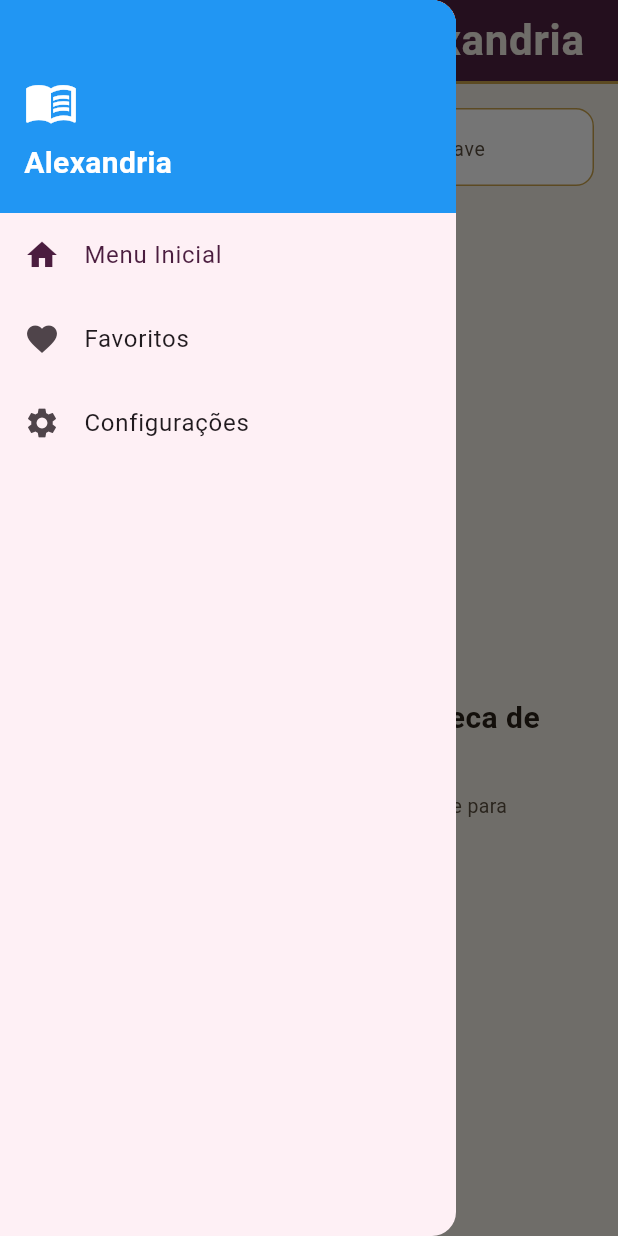
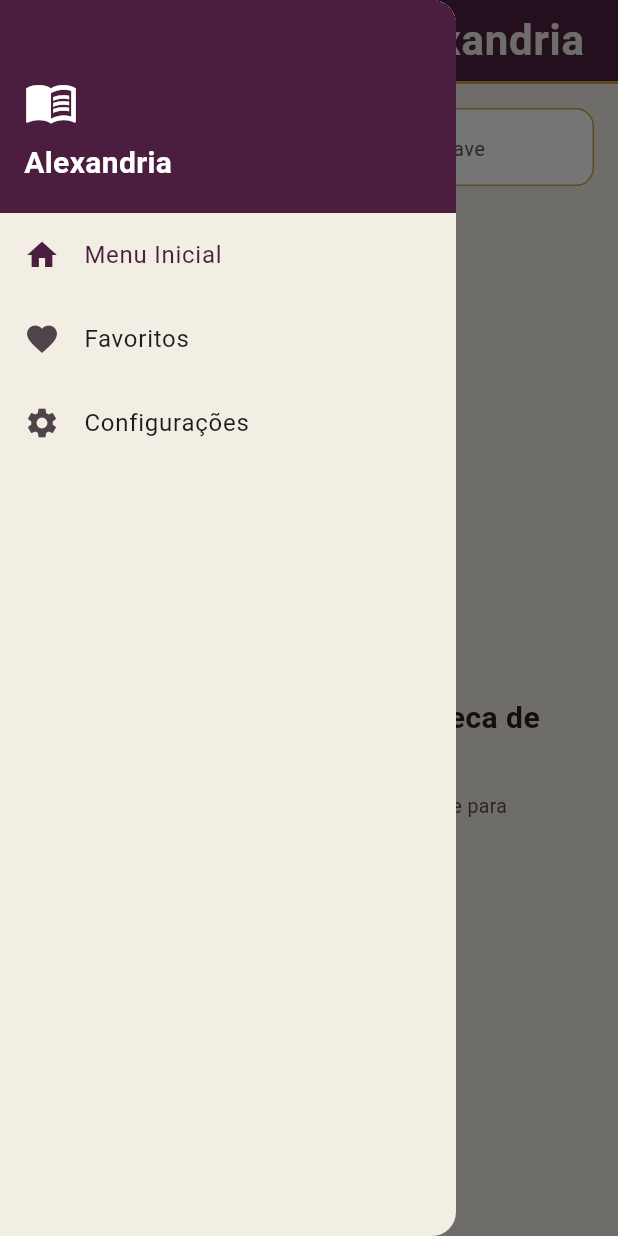
Before and after one commit to YH1d3k12/mobile-library, a Flutter app: the screen it shows after launch, with the side drawer open, on a phone screen of 412 x 824 dp. Run offline on Flutter 3.47's test engine with Material 3 defaults, Android fonts, the phone set to English and light mode, and no system bars; our stand-ins replace cached_network_image, sqflite; accounts and stored records are empty; Roboto replaces fonts that are missing (Georgia).

Commit message:
ColorCorrection

```diff
--- a/lib/shared/components/custom_drawer.dart
+++ b/lib/shared/components/custom_drawer.dart
@@ -1,4 +1,5 @@
 import 'package:flutter/material.dart';
+import 'package:library_of_alexandria/core/theme/app_colors.dart';
 import '../../../routes/app_routes.dart'; // Ajuste se necessário
 
 class CustomDrawer extends StatelessWidget {
@@ -12,6 +13,7 @@ class CustomDrawer extends StatelessWidget {
   @override
   Widget build(BuildContext context) {
     return Drawer(
+      backgroundColor: AppColors.marble,
       child: MediaQuery.removePadding(
         context: context,
         removeTop: true, // Remove espaçamentos fantasmas do topo
@@ -23,7 +25,7 @@ class CustomDrawer extends StatelessWidget {
               width: double.infinity,
               padding: const EdgeInsets.only(top: 50, bottom: 20, left: 16, right: 16),
               decoration: const BoxDecoration(
-                color: Colors.blue, // Substitua pelo seu AppColors.primary se houver
+                color: AppColors.royalPurple,
               ),
               child: const Column(
                 mainAxisAlignment: MainAxisAlignment.center,
```
